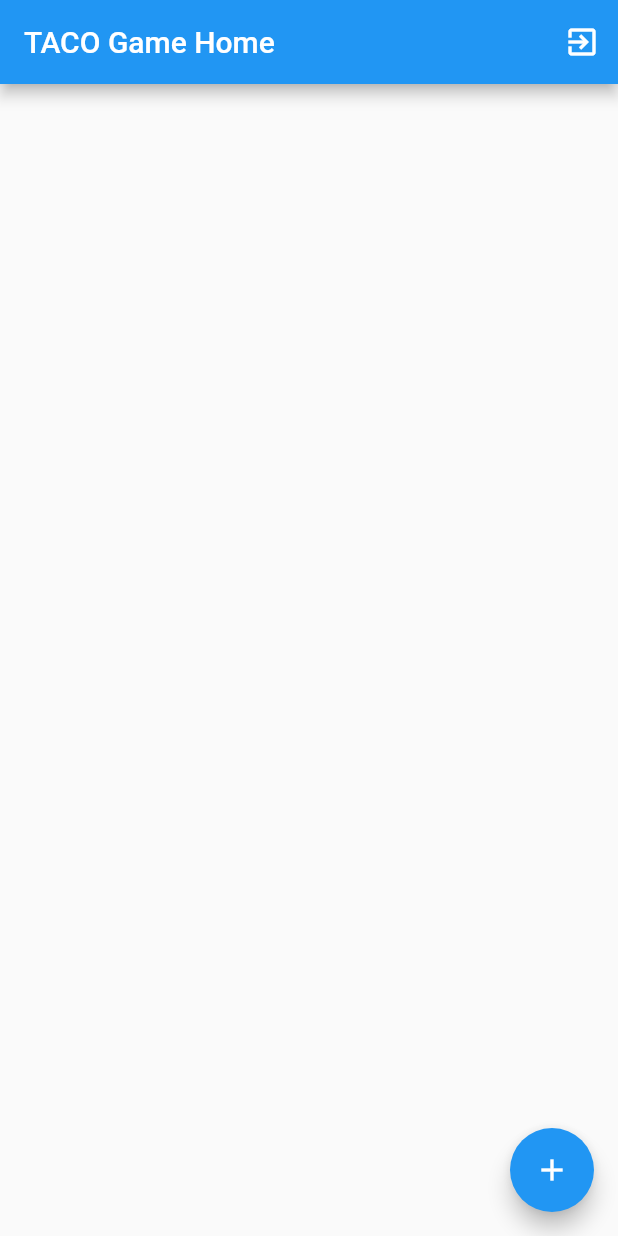
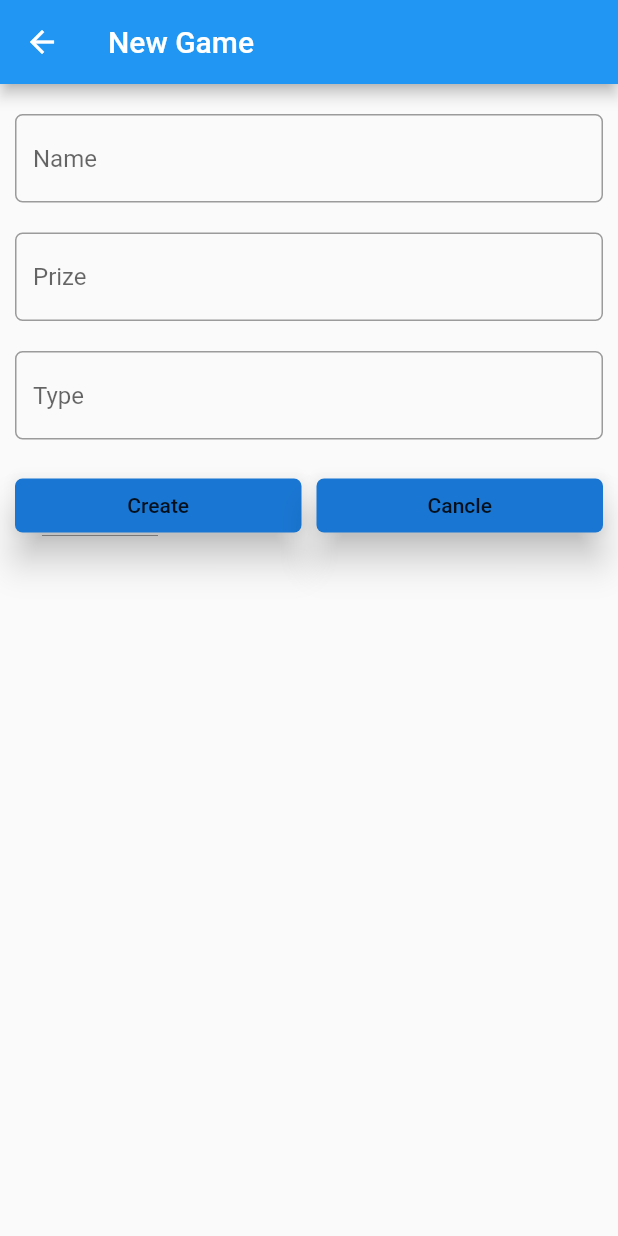
Before and after one commit to ElshadNet/taco_game, a Flutter app: the screen it shows once a user with an empty profile is signed in, after a tap on the "add" icon, on a phone screen of 412 x 824 dp. Run offline on Flutter 3.47's test engine with Material 2 defaults, Android fonts, the phone set to English and light mode, and no system bars; our stand-ins replace cloud_firestore, firebase_auth; accounts and stored records are empty.

Commit message:
video 23

```diff
--- a/lib/firestore_actions.dart
+++ b/lib/firestore_actions.dart
@@ -5,7 +5,7 @@ class FirestoreActions{
   final CollectionReference gameCollection = Firestore.instance.collection("Game");
 
   Future <void> insertNewGame(String name, int prize, String type) async{
-      return await gameCollection.document("102").setData({
+      return await gameCollection.document("110").setData({
        "Name": name,
        "Prize": prize,
        "Type": type,
--- a/lib/home.dart
+++ b/lib/home.dart
@@ -1,5 +1,5 @@
 import 'package:flutter/material.dart';
-import 'package:taco_game/firestore_actions.dart';
+import 'package:taco_game/new_game.dart';
 import 'firebase_actions.dart';
 class Home extends StatefulWidget {
   @override
@@ -26,7 +26,11 @@ class _HomeState extends State<Home> {
       floatingActionButton: FloatingActionButton(
         child: Icon(Icons.add),
         onPressed: (){
-          FirestoreActions().insertNewGame("Game3", 20, "Model");
+            Navigator.push(
+             context,
+             MaterialPageRoute(builder: (context) => NewGame()),
+  );
+
         },
       ),
     );
--- /dev/null
+++ b/lib/new_game.dart
@@ -0,0 +1,124 @@
+import 'package:flutter/material.dart';
+
+import 'firestore_actions.dart';
+
+class NewGame extends StatefulWidget {
+  @override
+  _NewGameState createState() => _NewGameState();
+}
+
+class _NewGameState extends State<NewGame> {
+    TextEditingController nameController = new TextEditingController();
+  TextEditingController prizeController = new TextEditingController();
+   TextEditingController typeController = new TextEditingController();
+  String name = '';
+  int prize = 0;
+  String type = '';
+  @override
+  Widget build(BuildContext context) {
+    return Scaffold(
+      appBar: AppBar(
+        title: Text("New Game"),
+      ),
+      body: Padding(
+        padding: EdgeInsets.all(10.0),
+        child: ListView(
+          children: <Widget>[
+            Padding(
+              padding: EdgeInsets.only(top: 10.0, bottom:10.0),
+              child: TextField(
+                controller: nameController,
+                onChanged: (value){
+                  setState(() {
+                    name = value;
+
+                  });
+
+                },
+                decoration: InputDecoration(
+                  hintText: "Name",
+                  border: OutlineInputBorder(
+                    borderRadius: BorderRadius.circular(5.0),
+                  ),
+                ),
+              ),
+            ),
+            Padding(
+              padding: EdgeInsets.only(top: 10.0, bottom:10.0),
+              child: TextField(
+                controller: prizeController,
+                onChanged: (value){
+                  setState(() {
+                    prize = int.parse(value);
+                  });
+
+                },
+                decoration: InputDecoration(
+                  hintText: "Prize",
+                  border: OutlineInputBorder(
+                    borderRadius: BorderRadius.circular(5.0),
+                  ),
+                ),
+              ),
+            ),
+            Padding(
+              padding: EdgeInsets.only(top: 10.0, bottom:10.0),
+              child: TextField(
+                controller: typeController,
+                onChanged: (value){
+                  setState(() {
+                    type = value;
+                  });
+
+                },
+                decoration: InputDecoration(
+                  hintText: "Type",
+                  border: OutlineInputBorder(
+                    borderRadius: BorderRadius.circular(5.0),
+                  ),
+                ),
+              ),
+            ),
+            Padding(
+              padding: EdgeInsets.only(top:10.0,bottom:10.0),
+              child: Row(
+                children: <Widget>[
+                  Expanded(
+                    child: RaisedButton(
+                      elevation: 10.0,
+                      child: Text("Create"),
+                      color: Colors.blue[700],
+                      shape: RoundedRectangleBorder(
+                        borderRadius: BorderRadius.circular(5.0),
+                      ),
+                      onPressed: () async{
+                           FirestoreActions().insertNewGame(name, prize, type);
+                      },
+                    ),
+                  ),
+                  Container(width: 10.0,),
+                  Expanded(
+                    child: RaisedButton(
+                      elevation: 10.0,
+                      child: Text("Cancle"),
+                      color: Colors.blue[700],
+                      shape: RoundedRectangleBorder(
+                        borderRadius: BorderRadius.circular(5.0),
+                      ),
+                      onPressed: () async{
+
+
+                      },
+                    ),
+                  ),
+                ],
+              ),
+            ),
+
+          ],
+        ),
+      ),
+
+    );
+  }
+}
```
